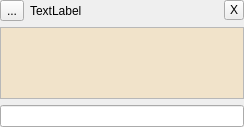
Qt form plugins/buddycloud/post_widget.ui (marosi/SocialDesktopClient) before a commit.
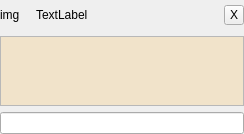
The same form after that commit.

Commit message: avatars support

What changed in the file:
```diff
--- a/plugins/buddycloud/post_widget.ui
+++ b/plugins/buddycloud/post_widget.ui
@@ -7,7 +7,7 @@
     <x>0</x>
     <y>0</y>
     <width>244</width>
-    <height>127</height>
+    <height>133</height>
    </rect>
   </property>
   <property name="sizePolicy">
@@ -26,9 +26,21 @@
    <item>
     <layout class="QHBoxLayout" name="horizontalLayout">
      <item>
-      <widget class="QToolButton" name="authorToolButton">
+      <widget class="QLabel" name="avatarLabel">
+       <property name="minimumSize">
+        <size>
+         <width>30</width>
+         <height>30</height>
+        </size>
+       </property>
+       <property name="maximumSize">
+        <size>
+         <width>30</width>
+         <height>30</height>
+        </size>
+       </property>
        <property name="text">
-        <string>...</string>
+        <string>img</string>
        </property>
       </widget>
      </item>
```
The commit also changes 37 other files.
